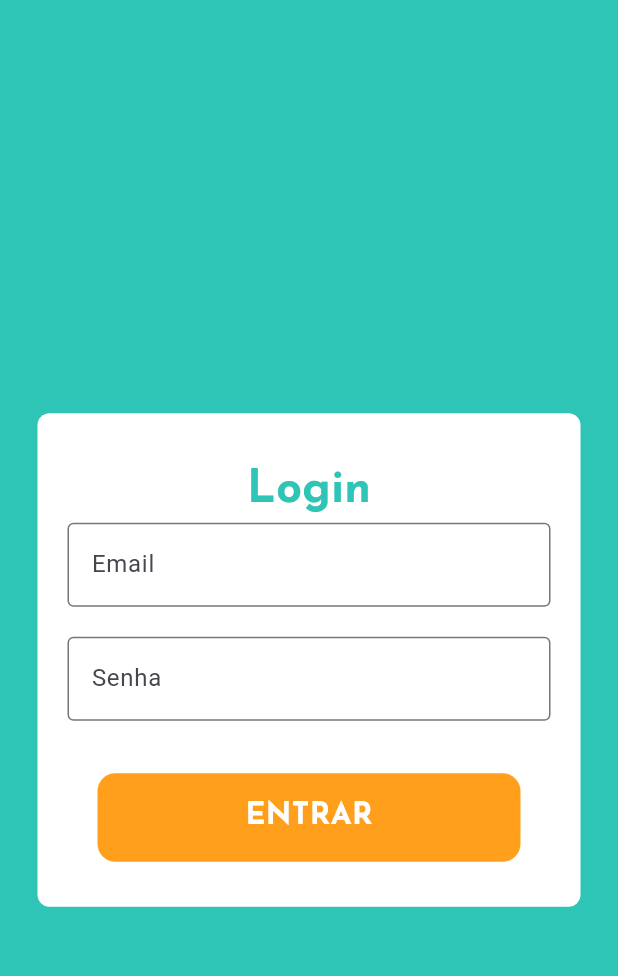
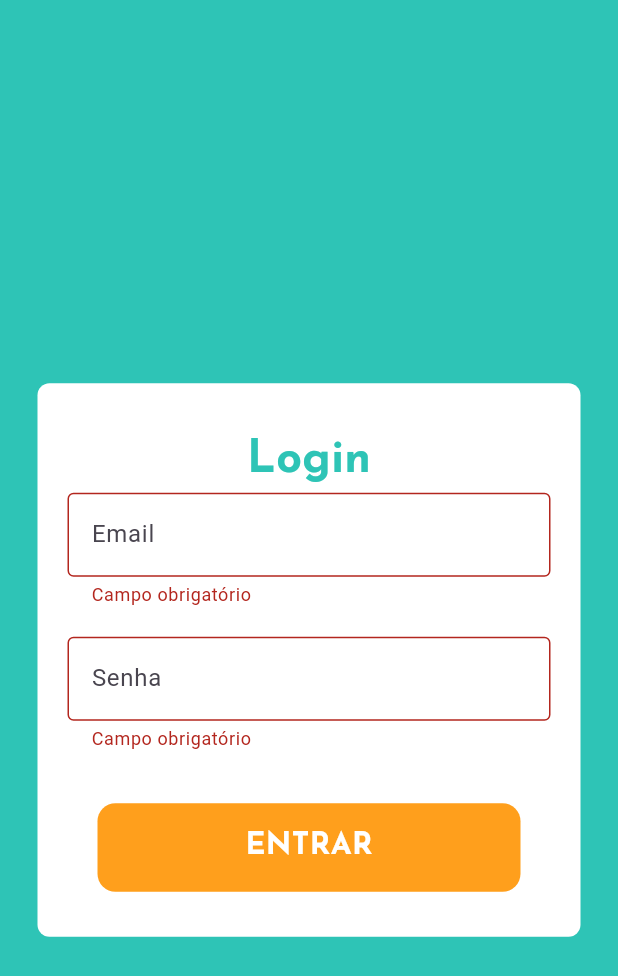
Before and after one commit to isadora-vieira-ramos/clini_dor, a Flutter app: the screen it shows after launch, after a tap on "ENTRAR", on a phone screen of 412 x 824 dp. Shown: the top 976 px of the screen. Run offline on Flutter 3.47's test engine with Material 3 defaults, Android fonts, the phone set to English and light mode, and no system bars; our stand-ins replace firebase_auth, firebase_core, flutter_dotenv, go_router, google_fonts; accounts and stored records are empty; generated files the repository leaves out were written again.

```diff
--- a/lib/components/standard_textfield.dart
+++ b/lib/components/standard_textfield.dart
@@ -22,7 +22,7 @@ class StandardTextfield extends StatelessWidget {
         obscureText: obscureText,
         enabled: enabled,
         validator: (value) {
-          if ((value == null || value.isEmpty) && enabled != false) {
+          if (value == null || value.isEmpty) {
             return 'Campo obrigatório';
           }
           return null;
--- a/lib/pages/login_page.dart
+++ b/lib/pages/login_page.dart
@@ -1,25 +1,70 @@
+import 'dart:async';
+
 import 'package:clini_dor/components/standard_textfield.dart';
 import 'package:clini_dor/pages/auth_page.dart';
 import 'package:clini_dor/pages/home_page.dart';
 import 'package:firebase_auth/firebase_auth.dart';
 import 'package:firebase_core/firebase_core.dart';
 import 'package:flutter/material.dart';
+import 'package:flutter/services.dart';
 import 'package:google_fonts/google_fonts.dart';
 
-class LoginPage extends StatelessWidget {
-  LoginPage({super.key});
+class LoginPage extends StatefulWidget {
+  const LoginPage({super.key});
 
+  @override
+  State<LoginPage> createState() => _LoginPageState();
+}
+
+class _LoginPageState extends State<LoginPage> {
+
+  final _formKey = GlobalKey<FormState>();
   final TextEditingController _emailController = TextEditingController();
   final TextEditingController _passwordController = TextEditingController();
+  bool errorVisible = false;
+  String errorMessage = "";
 
   @override
   Widget build(BuildContext context) {
 
     void signUserIn() async{
+
+      if(_formKey.currentState == null || !_formKey.currentState!.validate()){
+        return;
+      }
+
+      showDialog(
+        context: context,
+        builder: (context) {
+          return const Center(
+            child: CircularProgressIndicator(),
+          );
+        },
+      );
+
+      try {
         await FirebaseAuth.instance.signInWithEmailAndPassword(
           email: _emailController.text,
-        password: _passwordController.text
+          password: _passwordController.text,
         );
+        Navigator.pop(context);
+      }on FirebaseAuthException catch (e) {
+        Navigator.pop(context);
+        if (e.code == 'user-not-found') {
+          setState(() {
+            errorMessage = "Usuário não encontrado.";
+          });
+        }
+        else{
+          setState(() {
+            errorMessage = "Credenciais inválidas.";
+          });
+        }
+      }catch (e){
+        setState(() {
+         errorMessage = "Credenciais inválidas";
+        });
+      }
     }
 
     return Scaffold(
@@ -29,7 +74,9 @@ class LoginPage extends StatelessWidget {
         foregroundColor: Colors.white,
       ),
       backgroundColor: Theme.of(context).colorScheme.primary,
-      body: Center(
+      body: Form(
+        key: _formKey,
+        child: Center(
           child: Padding(
             padding: const EdgeInsets.symmetric(horizontal: 25.0),
             child: Column(
@@ -57,12 +104,30 @@ class LoginPage extends StatelessWidget {
                       StandardTextfield(
                         controller: _emailController,
                         hintText: 'Email',
-                      obscureText: false
+                        obscureText: false,
+                        enabled: true,
                       ),
                       StandardTextfield(
                         controller: _passwordController,
                         hintText: 'Senha',
-                      obscureText: true
+                        obscureText: true,
+                        enabled: true,
+                      ),
+                      Visibility(
+                        visible: errorMessage.isEmpty ? false : true,
+                        child: Align(
+                          alignment: Alignment.centerLeft,
+                          child: Padding(
+                            padding: const EdgeInsets.only(left:8.0),
+                            child: Text(
+                              errorMessage,
+                              style: TextStyle(
+                                color: Colors.red[900],
+                                fontSize: 15,
+                              ),
+                            ),
+                          ),
+                        ),
                       ),
                       Padding(
                         padding: const EdgeInsets.only(top:15, right: 20, left: 20),
@@ -95,6 +160,7 @@ class LoginPage extends StatelessWidget {
               ],
             ),
           ),
+        ),
       )
     );
   }
```
Lines whose indentation alone changed are shown as unchanged.
